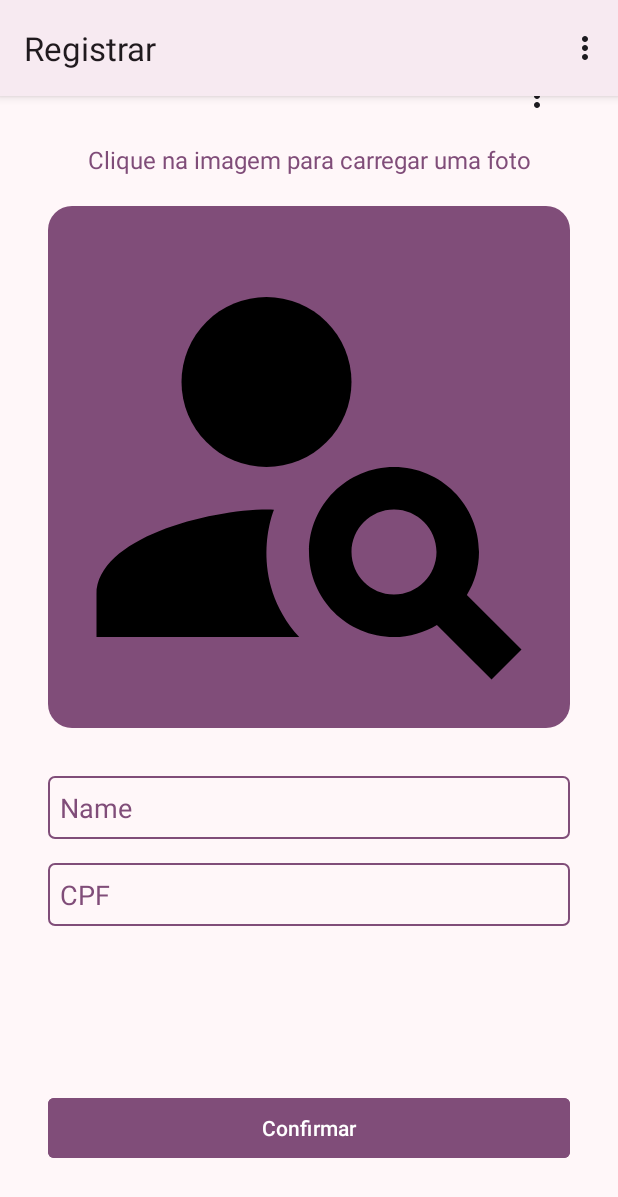
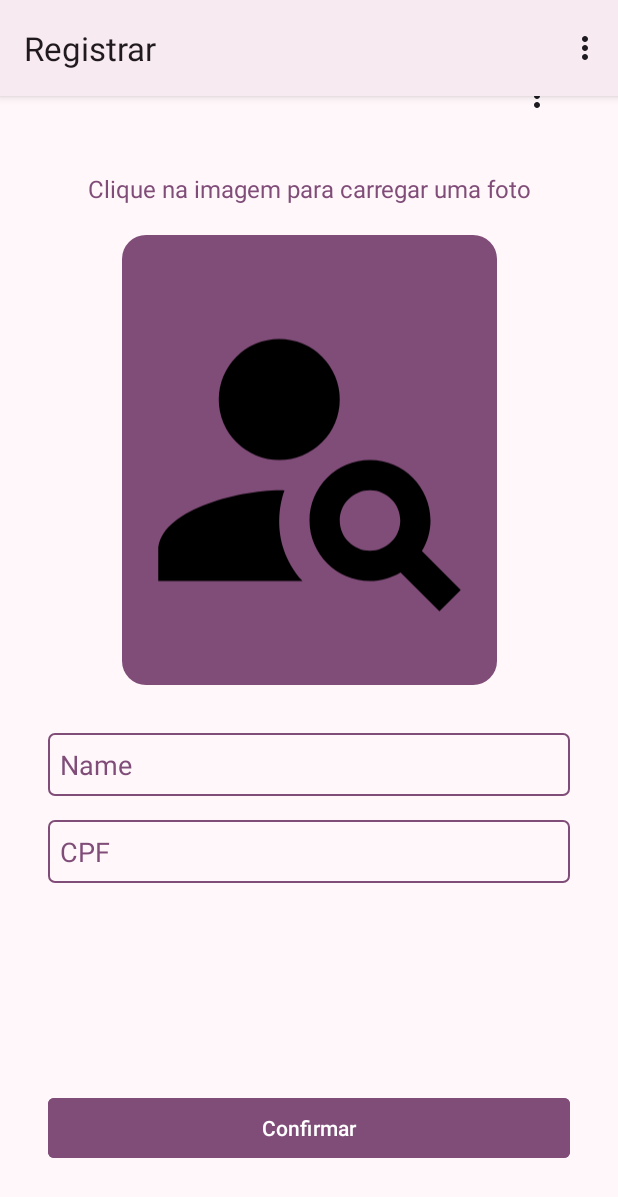
Before and after one commit to jmaz-dev/FaceCheck-PoC, an Android app: the screen it shows after launch (UserFormActivity), on a phone screen of 412 x 824 dp. Shown: the top 1197 px of the screen. Run offline under Robolectric (Android 15) with nearby library versions, the phone set to English and light mode, and no system bars; our stand-ins replace CircleImageView, Room's generated code.

Commit message:
improve the tf processing and change imageView exibition

```diff
--- a/app/src/main/res/drawable/rounded_corners.xml
+++ /dev/null
@@ -1,5 +0,0 @@
-<?xml version="1.0" encoding="utf-8"?>
-<shape xmlns:android="http://schemas.android.com/apk/res/android">
-    <solid android:color="@android:color/transparent" />
-    <corners android:radius="16dp" /> <!-- Ajuste o raio conforme necessário -->
-</shape>
--- a/app/src/main/res/layout/activity_form_user.xml
+++ b/app/src/main/res/layout/activity_form_user.xml
@@ -36,11 +36,9 @@
 
     <ImageView
             android:id="@+id/image_capture"
-            android:layout_width="0dp"
-            android:layout_height="wrap_content"
+            android:layout_width="250dp"
+            android:layout_height="300dp"
             android:adjustViewBounds="true"
-            app:layout_constraintHeight_max="547dp"
-            app:layout_constraintWidth_max="504dp"
             android:src="@drawable/ic_person"
             android:layout_marginBottom="32dp"
             app:layout_constraintTop_toBottomOf="@id/text_capture"
@@ -48,8 +46,19 @@
             app:layout_constraintEnd_toEndOf="parent"
             app:layout_constraintBottom_toTopOf="@id/edit_name"
             android:contentDescription="Imagem Capturada"
+            android:background="@drawable/rounded_icon" />
+
+    <com.google.android.material.imageview.ShapeableImageView
+            android:id="@+id/image_preview"
+            android:layout_width="220dp"
+            android:layout_height="220dp"
+            app:layout_constraintTop_toTopOf="@id/image_capture"
+            app:layout_constraintStart_toStartOf="@id/image_capture"
+            app:layout_constraintEnd_toEndOf="@id/image_capture"
+            app:layout_constraintBottom_toBottomOf="@id/image_capture"
+            app:shapeAppearanceOverlay="@style/CircleImageView"
             android:scaleType="centerCrop"
-            android:background="@drawable/rounded_icon" />
+            android:visibility="invisible" />
 
     <EditText
             android:id="@+id/edit_name"
--- a/app/src/main/res/values/themes.xml
+++ b/app/src/main/res/values/themes.xml
@@ -70,4 +70,10 @@
     <style name="Verification.Dialog" parent="@style/Theme.MaterialComponents.Dialog">
         <item name="dialogCornerRadius">12dp</item>
     </style>
+
+    <style name="CircleImageView" parent="">
+        <item name="cornerFamily">rounded</item>
+        <item name="cornerSize">50%</item>
+    </style>
+
 </resources>
```
Also changed, not shown: app/src/main/java/com/example/facecheckpoc/UserFormActivity.kt (+13 -19 lines), app/src/main/java/com/example/facecheckpoc/verification/Verification2Fragment.kt (+118 -106 lines).
